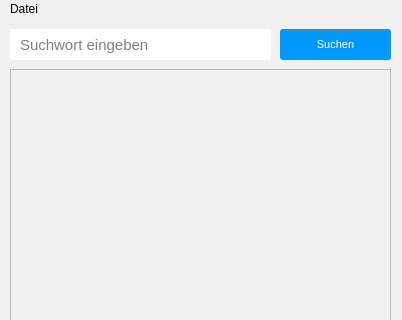
Qt form ui/mainwindow.ui (notCrazy0815/infoprojekt) before a commit; both pictures show x 0 to 402 and y 0 to 320 of the 402 by 459 pixel window.
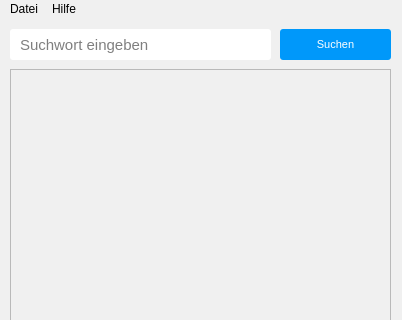
The same form after that commit.

Diff of the .ui file:
```diff
--- a/ui/mainwindow.ui
+++ b/ui/mainwindow.ui
@@ -121,7 +121,14 @@
     <addaction name="separator"/>
     <addaction name="actionSchliessen"/>
    </widget>
+   <widget class="QMenu" name="menuHilfe">
+    <property name="title">
+     <string>Hilfe</string>
+    </property>
+    <addaction name="actionAnleitung"/>
+   </widget>
    <addaction name="menuDatei"/>
+   <addaction name="menuHilfe"/>
   </widget>
   <widget class="QStatusBar" name="statusbar"/>
   <action name="actionSuchverlauf">
```
Left out of the diff: 21 changed lines with no effect on the pictures.
